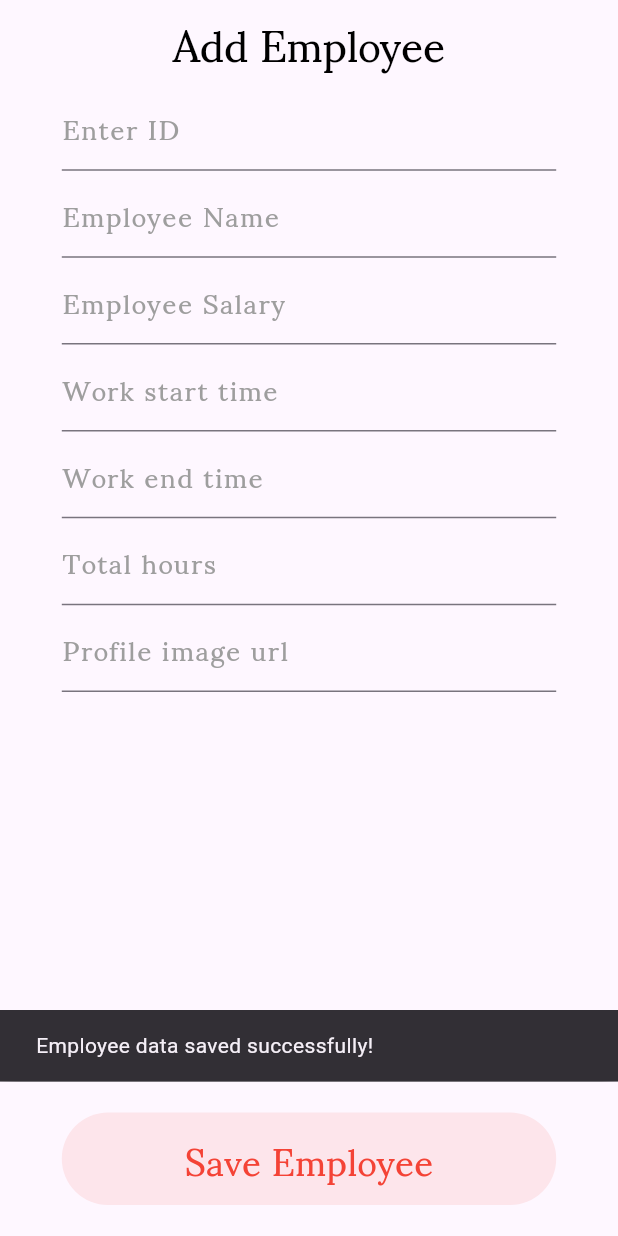
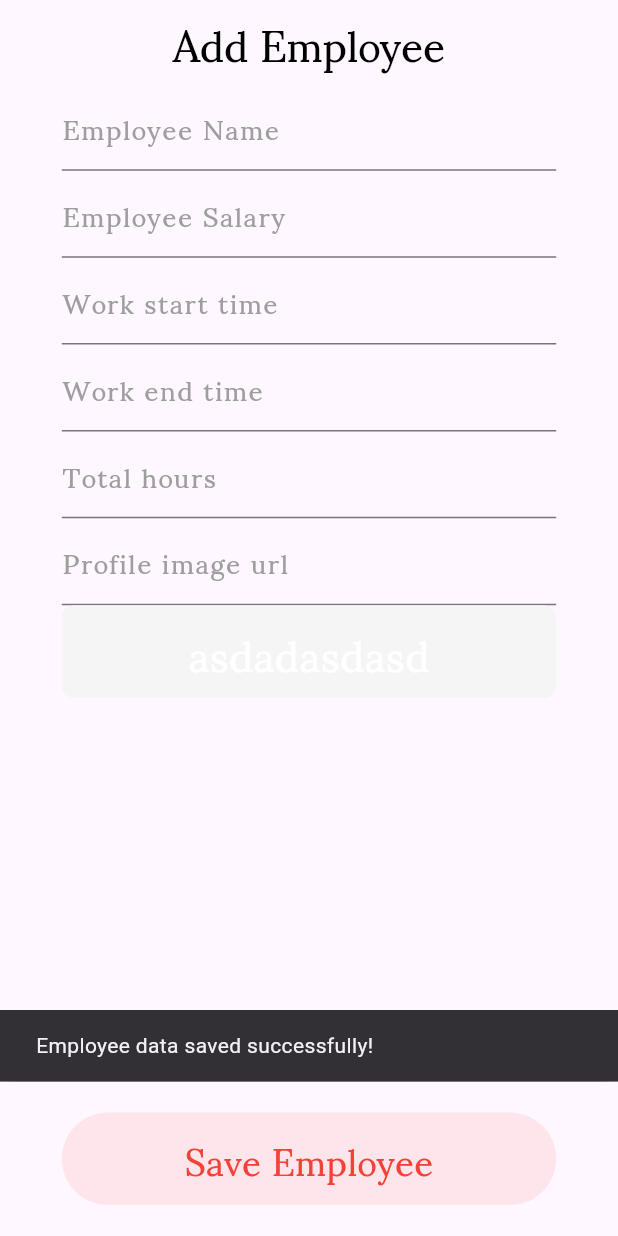
Before and after one commit to alisheraxmedov/Fingers, a Flutter app: the ManageScreen screen opened directly, after a tap on "Save Employee", on a phone screen of 412 x 824 dp. Run offline on Flutter 3.47's test engine with Material 3 defaults, Android fonts, the phone set to English and light mode, and no system bars; our stand-ins replace firebase_core, firebase_database, get, local_auth; accounts and stored records are empty; generated files the repository leaves out were written again; network calls fail.

Commit message:
10.12.2024

```diff
--- /dev/null
+++ b/lib/functions/id_generate.dart
@@ -0,0 +1,4 @@
+String generateId() {
+  final DateTime now = DateTime.now();
+  return now.millisecondsSinceEpoch.toString();
+}
--- a/lib/getx/get.dart
+++ b/lib/getx/get.dart
@@ -35,7 +35,7 @@ class GetXController extends GetxController {
       "status": false,
     };
 
-    databaseReference.set(employee).then((_) {
+    databaseReference.child("${data.length}").set(employee).then((_) {
       ScaffoldMessenger.of(context).showSnackBar(
         const SnackBar(content: Text("Employee data saved successfully!")),
       );
@@ -46,31 +46,8 @@ class GetXController extends GetxController {
     });
   }
 
-//=========================================================
-//==================== Bottom NavBar ======================
-  // var data = {}.obs;
-
-  // final DatabaseReference _databaseRef =
-  //     FirebaseDatabase.instance.ref("Employee");
-
-  // @override
-  // void onInit() {
-  //   super.onInit();
-  //   fetchRealtimeData();
-  // }
-
-  // Future<void> fetchRealtimeData() async {
-  //   try {
-  //     final event = await _databaseRef.once();
-  //     if (event.snapshot.value != null) {
-  //       data.value = Map<String, dynamic>.from(event.snapshot.value as Map);
-  //     } else {
-  //       data.value = {};
-  //     }
-  //   } catch (e) {
-  //     print("Error fetching data: $e");
-  //   }
-  // }
+//==================================================================
+//==================== READ ALL EMPLOYEE DATA ======================
   final databaseRef = FirebaseDatabase.instance.ref("Employee");
   var data = <Map<String, dynamic>>[].obs;
 
@@ -78,6 +55,7 @@ class GetXController extends GetxController {
   void onInit() {
     super.onInit();
     listenToRealtimeDatabase();
+    checkEmployee();
   }
 
   Future<void> listenToRealtimeDatabase() async {
@@ -86,4 +64,37 @@ class GetXController extends GetxController {
       data.value = employees.map((e) => Map<String, dynamic>.from(e)).toList();
     });
   }
+
+//============================================================
+//==================== READ ALL FINGERS ======================
+  final databaseFingers = FirebaseDatabase.instance.ref("fingerprints");
+  var dataFingers = <String, dynamic>{}.obs;
+  Future<void> checkEmployee() async {
+    databaseFingers.onValue.listen(
+      (event) {
+        if (event.snapshot.value != null) {
+          dataFingers.value = Map<String, dynamic>.from(
+              event.snapshot.value as Map<dynamic, dynamic>);
+          for (var i = 0; i < data.length; i++) {
+            if (data[i]["finger"] == dataFingers["a_id"]) {
+              databaseRef
+                  .child("$i")
+                  .child("finger")
+                  .set(dataFingers["a_id"])
+                  .then((_) {})
+                  .catchError((error) {});
+              databaseRef
+                  .child("$i")
+                  .child("date")
+                  .set(dataFingers["b_datetamp"])
+                  .then((_) {})
+                  .catchError((error) {});
+            }
+          }
+        } else {
+          dataFingers.value = {};
+        }
+      },
+    );
+  }
 }
--- a/lib/screens/manage.dart
+++ b/lib/screens/manage.dart
@@ -1,7 +1,9 @@
 // ignore_for_file: use_build_context_synchronously
 
 import 'package:fingerprint/consts/colors.dart';
+import 'package:fingerprint/functions/id_generate.dart';
 import 'package:fingerprint/getx/get.dart';
+import 'package:fingerprint/widgets/button.dart';
 import 'package:fingerprint/widgets/text.dart';
 import 'package:fingerprint/widgets/textfield.dart';
 import 'package:flutter/material.dart';
@@ -53,11 +55,6 @@ class _ManageScreenState extends State<ManageScreen> {
         child: ListView(
           children: [
             TextFieldWidget(
-              controller: _idController,
-              width: width,
-              labelText: "Enter ID",
-            ),
-            TextFieldWidget(
               controller: _nameController,
               width: width,
               labelText: "Employee Name",
@@ -88,7 +85,25 @@ class _ManageScreenState extends State<ManageScreen> {
               width: width,
               labelText: "Profile image url",
             ),
+            CustomButton(
+              btnColor: ColorsClass.backgroundColor,
+              btnText: "asdadasdasd",
+              onTap: () {
+                getXController.checkEmployee();
+              },
+              width: width,
+            ),
             const SizedBox(height: 20),
+            // TextWidget(
+            //   size: width * 0.07,
+            //   color: ColorsClass.black,
+            //   data: getXController.dataFingers["a_id"],
+            // ),
+            // TextWidget(
+            //   size: width * 0.07,
+            //   color: ColorsClass.black,
+            //   data: getXController.dataFingers["b_datetamp"],
+            // ),
           ],
         ),
       ),
@@ -97,7 +112,7 @@ class _ManageScreenState extends State<ManageScreen> {
           getXController.saveEmployeeData(
             context: context,
             name: _nameController.text,
-            id: _idController.text,
+            id: generateId(),
             salary: "\$${_salaryController.text}",
             profileIMG:
                 "https://www.clipartmax.com/png/middle/91-915439_to-the-functionality-and-user-experience-of-our-site-red-person-icon.png",
--- a/lib/screens/splash.dart
+++ b/lib/screens/splash.dart
@@ -24,6 +24,7 @@ class SplashScreenState extends State<SplashScreen> {
     try {
       await Future.delayed(const Duration(seconds: 3));
       await getXController.listenToRealtimeDatabase();
+      await getXController.checkEmployee();
       Get.off(() => const HomeScreen());
     } catch (e) {
       print('Error: $e');
```
Also changed, not shown: lib/functions/check_fingers.dart (added, +13 -0 lines), lib/main.dart (+43 -0 lines), lib/screens/first.dart (+7 -0 lines), 1 other file.
